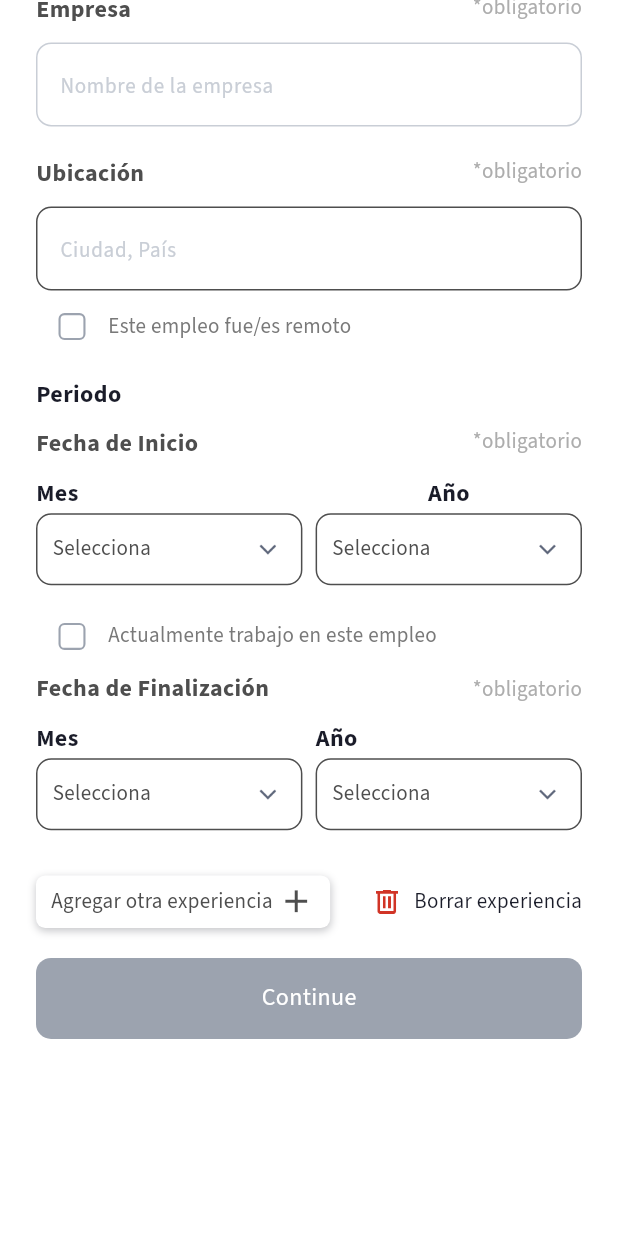
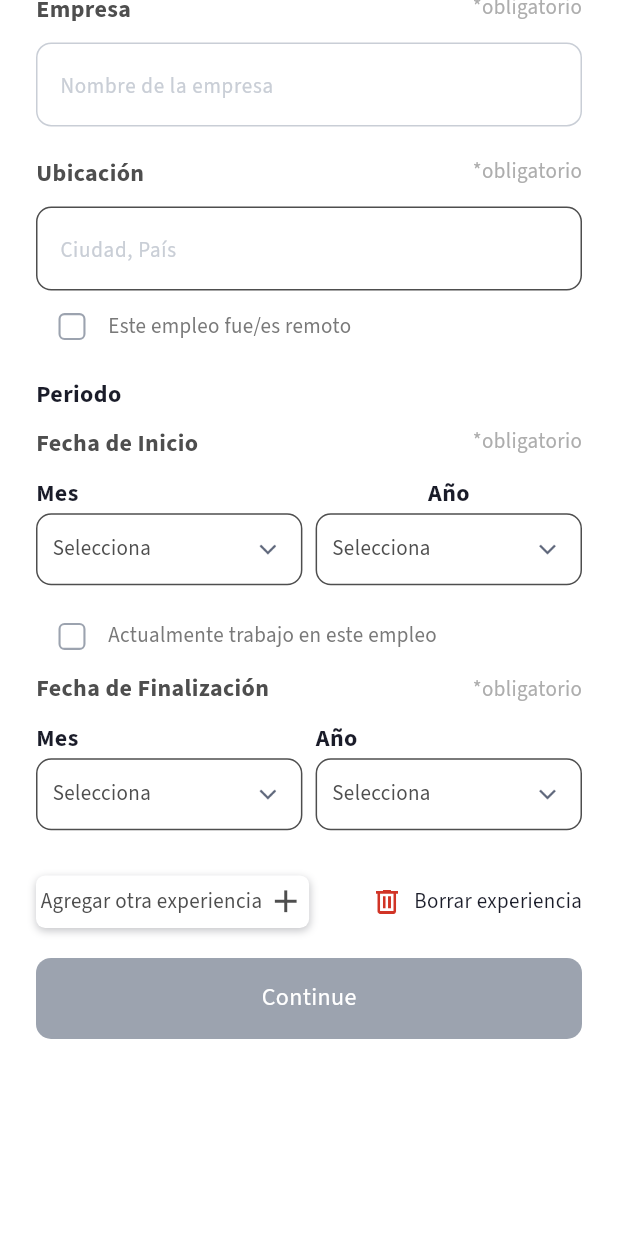
Before and after one commit to BrightCodeLab-Team/talenty_app_2, a Flutter app: the Candidate22PercentScreen screen opened directly, scrolled down 522 dp, on a phone screen of 412 x 824 dp. Run offline on Flutter 3.47's test engine with Material 3 defaults, Android fonts, the phone set to English and light mode, and no system bars; our stand-ins replace chat_bubbles, country_code_picker, device_info_plus, dio, file_picker, fl_chart and 10 more; accounts and stored records are empty.

Commit message:
candidate from 11 to 100% finishing done

```diff
--- a/lib/ui/custom_widgets/candidate/icon_text_tag.dart
+++ b/lib/ui/custom_widgets/candidate/icon_text_tag.dart
@@ -160,7 +160,7 @@ class CustomShadowIconTextTagWithoutIcon extends StatelessWidget {
             ),
             boxShadow: [
               BoxShadow(
-                color: darkPurpleColor.withOpacity(0.25),
+                color: darkPurpleColor.withOpacity(0.3),
                 offset: Offset(0, 4),
                 blurRadius: 4,
                 spreadRadius: 0,
--- a/lib/ui/screens/candidate/auth/add_photo_to_profile/add_photo_screen.dart
+++ b/lib/ui/screens/candidate/auth/add_photo_to_profile/add_photo_screen.dart
@@ -29,7 +29,7 @@ class CandidateAddPhotoScreen extends StatelessWidget {
       child: Scaffold(
         appBar: AppBar(
           backgroundColor: transparent,
-          leading: CustomBackButton(),
+          leading: CustomBackButton(position: false),
           title: Image.asset(
             AppAssets.appLogo2,
             scale: 4,
--- a/lib/ui/screens/candidate/auth/add_photo_to_profile/candidate_profile_ready.dart
+++ b/lib/ui/screens/candidate/auth/add_photo_to_profile/candidate_profile_ready.dart
@@ -1,6 +1,7 @@
 import 'package:flutter/material.dart';
 import 'package:flutter_screenutil/flutter_screenutil.dart';
 import 'package:get/get.dart';
+import 'package:get/get_connect/http/src/utils/utils.dart';
 import 'package:talenty_app/core/constants/app_assets.dart';
 import 'package:talenty_app/core/constants/colors.dart';
 import 'package:talenty_app/core/constants/text_style.dart';
@@ -26,7 +27,7 @@ class CandidateProfileReadyScreen extends StatelessWidget {
       ),
       appBar: AppBar(
         backgroundColor: transparent,
-        leading: CustomBackButton(),
+        leading: CustomBackButton(position: false),
         centerTitle: true,
         title: Image.asset(
           AppAssets.appLogo2,
--- a/lib/ui/screens/candidate/auth/c_register_screens/register_22_percent/register_22_screen.dart
+++ b/lib/ui/screens/candidate/auth/c_register_screens/register_22_percent/register_22_screen.dart
@@ -128,7 +128,8 @@ class Candidate22PercentScreen extends StatelessWidget {
                             child: Text(
                               "No tengo experiencia laboral",
                               style: style14M.copyWith(
-                                color: textDarkGreyColor,
+                                color: Color(0xff9D9D9D),
+                                fontWeight: FontWeight.w700,
                               ),
                             ),
                           ),
@@ -153,6 +154,23 @@ class Candidate22PercentScreen extends StatelessWidget {
                         ),
                       ),
 
+                      Visibility(
+                        visible: !model.skipExperience == false,
+                        child: Center(
+                          child: Padding(
+                            padding: EdgeInsetsGeometry.symmetric(
+                              horizontal: 30.h,
+                              vertical: 70.h,
+                            ),
+                            child: Text(
+                              '! No te preocupes! Estamos aquí para\n ayudarte a iniciar tu experencia laboral.',
+                              textAlign: TextAlign.center,
+                              style: style14M.copyWith(color: textGreyColor),
+                            ),
+                          ),
+                        ),
+                      ),
+
                       // Continue button
                       Padding(
                         padding: EdgeInsets.only(bottom: 90.h),
@@ -165,7 +183,7 @@ class Candidate22PercentScreen extends StatelessWidget {
                               Get.snackbar(
                                 'Error',
                                 'Por favor completa todos los campos obligatorios',
-                                backgroundColor: Colors.red,
+                                backgroundColor: primaryColor,
                                 colorText: Colors.white,
                               );
                             }
@@ -509,7 +527,7 @@ class WorkExperienceEntryWidget extends StatelessWidget {
               GestureDetector(
                 onTap: model.addWorkExperienceEntry,
                 child: Container(
-                  padding: EdgeInsets.symmetric(vertical: 5, horizontal: 10),
+                  padding: EdgeInsets.symmetric(vertical: 5, horizontal: 3),
                   margin: EdgeInsets.symmetric(vertical: 20),
                   decoration: BoxDecoration(
                     borderRadius: BorderRadius.circular(6.r),
--- a/lib/ui/screens/candidate/auth/c_register_screens/register_77_percent/register_77_scren.dart
+++ b/lib/ui/screens/candidate/auth/c_register_screens/register_77_percent/register_77_scren.dart
@@ -109,7 +109,7 @@ class Candidate77PercentScreen extends StatelessWidget {
                               Text(
                                 'Especifica tu nivel de dominio en cada idioma. Esto permitirá a los reclutadores identificar si tu perfil se ajusta a las vacantes disponibles.',
                                 style: style14M.copyWith(
-                                  color: textGreyColor,
+                                  color: textLightGreyColor,
                                 ), // textGreyColor for the description
                                 textAlign: TextAlign.start,
                               ),
--- a/lib/ui/screens/candidate/auth/sign_up/sign_up_screen.dart
+++ b/lib/ui/screens/candidate/auth/sign_up/sign_up_screen.dart
@@ -36,7 +36,7 @@ class CandidateSignUpScreen extends StatelessWidget {
                     crossAxisAlignment: CrossAxisAlignment.start,
                     children: [
                       45.verticalSpace,
-                      Header(),
+                      Header(height: 28.h, width: 115.w),
                       25.verticalSpace,
                       Text('create_an_account'.tr, style: style24M),
                       20.verticalSpace,
@@ -144,7 +144,7 @@ class CandidateSignUpScreen extends StatelessWidget {
                         mainAxisAlignment: MainAxisAlignment.spaceBetween,
                         children: [
                           Text(
-                            'confirmar Contraseña crear cuenta'.tr,
+                            'Confirma tu contraseña'.tr,
                             style: style16M.copyWith(
                               fontWeight: FontWeight.w600,
                             ),
--- a/lib/ui/screens/common/login_screen/login_screen.dart
+++ b/lib/ui/screens/common/login_screen/login_screen.dart
@@ -45,8 +45,8 @@ class LoginScreen extends StatelessWidget {
                         ///
                         /// Header
                         ///
-                        Header(),
-                        7.verticalSpace,
+                        Header(height: 28.h, width: 95.w, color: primaryColor),
+                        10.verticalSpace,
                         Text(
                           model.isCandidate
                               ? 'login_tagline_candidate'.tr
--- a/lib/ui/screens/common/selection_screen.dart
+++ b/lib/ui/screens/common/selection_screen.dart
@@ -145,8 +145,8 @@ Widget _header() {
       ///
       /// App Logo
       ///
-      Image.asset(AppAssets.appLogo2, height: 58.h, width: 180.w),
-
+      Image.asset(AppAssets.appLogo2, height: 52.h, width: 185.w),
+      5.verticalSpace,
       RichText(
         text: TextSpan(
           children: [
```
Also changed, not shown: lib/app.dart (+7 -3 lines), lib/ui/screens/candidate/auth/c_register_screens/register_100_percent/register_100_screen.dart (+13 -4 lines), lib/ui/screens/candidate/auth/c_register_screens/register_11_percent/candidate_11_screen.dart (+6 -6 lines), lib/ui/screens/candidate/auth/c_register_screens/register_33_percent/register_33_screen.dart (+4 -3 lines), lib/ui/screens/candidate/auth/c_register_screens/register_44_percent/register_44_screen.dart (+16 -12 lines), lib/ui/screens/candidate/auth/c_register_screens/register_55_percent/register_55_screen.dart (+10 -17 lines), lib/ui/screens/candidate/auth/c_register_screens/register_66_percent/register_66_screen.dart (+7 -6 lines), lib/ui/screens/candidate/auth/c_register_screens/register_88_percent/register_88_screen.dart (+6 -4 lines), lib/ui/screens/candidate/auth/country_code/country_code_screen.dart (+19 -2 lines), lib/ui/screens/candidate/auth/otp/otp_screen.dart (+10 -2 lines).
